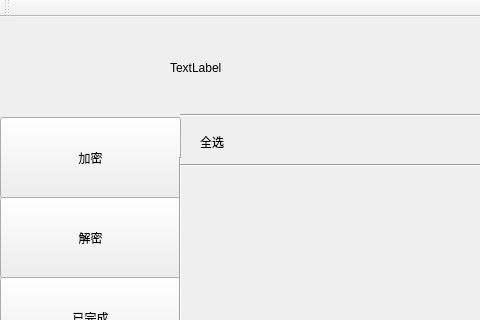
This is mainwindow.ui in HustGw/CLLLLLLLSAFFFFFEWINN as Qt 5 draws it before an edit; both pictures show x 0 to 480 and y 0 to 320 of the 1165 by 708 pixel window. The edited form follows.
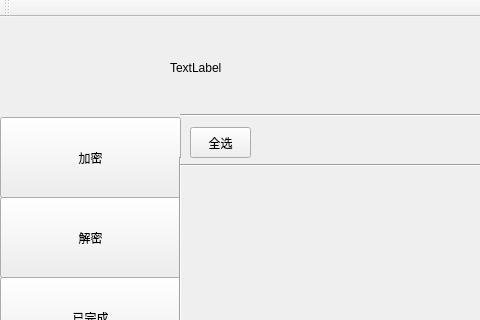
This is the edited form. The open tabs and pages were chosen to show the change.

Commit message: 完成了已加密模块的批量删除和全选功能

The edit to the form file:
```diff
--- a/mainwindow.ui
+++ b/mainwindow.ui
@@ -306,19 +306,6 @@
        <string>批量分享</string>
       </property>
      </widget>
-     <widget class="QLabel" name="label_3">
-      <property name="geometry">
-       <rect>
-        <x>20</x>
-        <y>10</y>
-        <width>60</width>
-        <height>30</height>
-       </rect>
-      </property>
-      <property name="text">
-       <string>全选</string>
-      </property>
-     </widget>
      <widget class="QPushButton" name="pushButton_8">
       <property name="geometry">
        <rect>
@@ -332,6 +319,19 @@
        <string>刷新</string>
       </property>
      </widget>
+     <widget class="QPushButton" name="pushButton_11">
+      <property name="geometry">
+       <rect>
+        <x>10</x>
+        <y>10</y>
+        <width>61</width>
+        <height>31</height>
+       </rect>
+      </property>
+      <property name="text">
+       <string>全选</string>
+      </property>
+     </widget>
     </widget>
     <widget class="QWidget" name="page_4">
      <widget class="QLabel" name="label_4">
```
Left out of the diff: 29 changed lines with no effect on the pictures. The commit also changes 6 other files.
